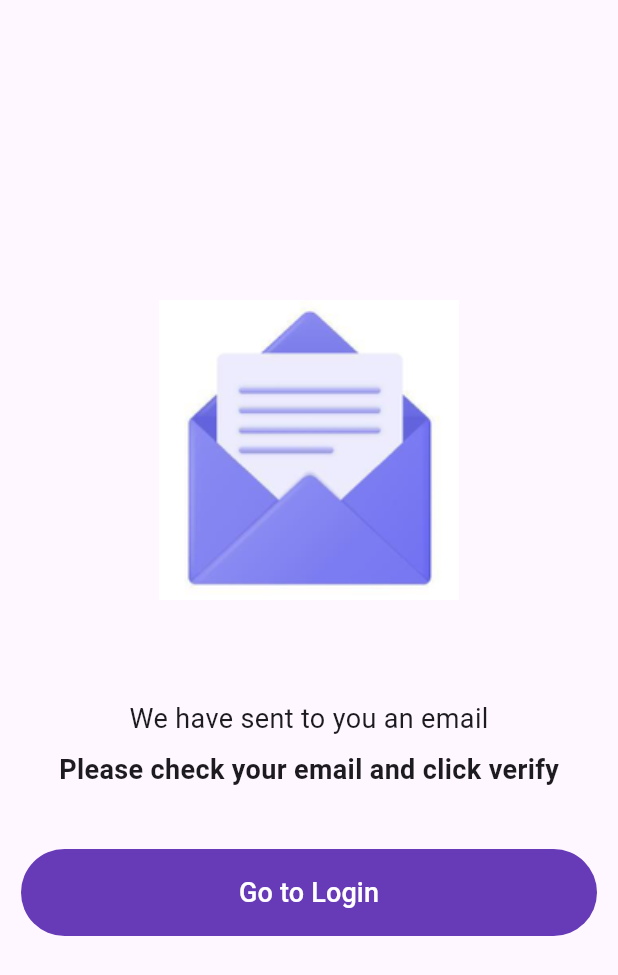
After one commit to vvlong1801/capstone_mobile, a Flutter app: the VerifyPage screen opened by its route, on a phone screen of 412 x 824 dp. The commit adds this screen. Shown: the top 975 px of the screen. Run offline on Flutter 3.47's test engine with Material 2 defaults, Android fonts, the phone set to English and light mode, and no system bars; our stand-ins replace fl_chart, flutter_heatmap_calendar, flutter_local_notifications, flutter_riverpod, go_router, just_audio and 2 more; accounts and stored records are empty; network calls fail.

Commit message:
add register

```diff
--- a/lib/core/router/go_router_provider.dart
+++ b/lib/core/router/go_router_provider.dart
@@ -13,6 +13,7 @@ import 'package:user_side_final_project/screens/auth/first_login/fill_profile.da
 import 'package:user_side_final_project/screens/auth/guest.dart';
 import 'package:user_side_final_project/screens/auth/login.dart';
 import 'package:user_side_final_project/screens/auth/register.dart';
+import 'package:user_side_final_project/screens/auth/verify.dart';
 import 'package:user_side_final_project/screens/explore/detail_challenge.dart';
 import 'package:user_side_final_project/screens/explore/explore.dart';
 import 'package:user_side_final_project/screens/explore/join_success.dart';
@@ -60,6 +61,11 @@ final goRouterProvider = Provider<GoRouter>((ref) {
           path: "/register",
           name: registerRoute,
           builder: (context, state) => RegisterPage(),
+        ),
+        GoRoute(
+          path: "/verify",
+          name: verifyRoute,
+          builder: (context, state) => VerifyPage(),
         ),
         ShellRoute(
             navigatorKey: _shellNavigatorKey,
--- a/lib/core/router/name_route.dart
+++ b/lib/core/router/name_route.dart
@@ -1,6 +1,7 @@
 const String guestRoute = 'guest';
 const String loginRoute = 'login';
 const String registerRoute = 'register';
+const String verifyRoute = 'verify';
 const String homeRoute = 'home';
 
 const String myPlanRoute = 'my_plan';
--- a/lib/layouts/widgets/app_bar_widget.dart
+++ b/lib/layouts/widgets/app_bar_widget.dart
@@ -20,7 +20,7 @@ class _AppBarWidgetState extends ConsumerState<AppBarWidget> {
   Widget build(BuildContext context) {
     return AppBar(
       title: Text(
-        "Demo",
+        "Detail Session",
         style: TextStyle(color: Colors.black87),
       ),
       leading: GoRouter.of(context).canPop()
--- a/lib/main.dart
+++ b/lib/main.dart
@@ -1,9 +1,13 @@
 import 'package:flutter/material.dart';
 import 'package:flutter_riverpod/flutter_riverpod.dart';
+import 'package:user_side_final_project/core/notifications/local_notification.dart';
 
 import 'app.dart';
 
-void main() {
+void main() async {
+  WidgetsFlutterBinding.ensureInitialized();
+  await LocalNotificationService().intialize();
+
   runApp(ProviderScope(
     child: MyApp(),
   ));
--- a/lib/providers/auth/auth_controller.dart
+++ b/lib/providers/auth/auth_controller.dart
@@ -1,5 +1,6 @@
 import 'dart:async';
 
+import 'package:flutter/foundation.dart';
 import 'package:flutter_riverpod/flutter_riverpod.dart';
 import 'package:shared_preferences/shared_preferences.dart';
 import 'package:user_side_final_project/models/profile.dart';
@@ -11,16 +12,21 @@ class AuthNotifier extends AsyncNotifier<void> {
 
   late SharedPreferences _prefs;
   bool isAuthenticated = false;
-  late String errorMessage;
+  String errorMessage = "";
+  String emailRegister = "";
 
-  Future<void> register(String name, String email, String password,
-      String passwordConfirmation) async {
+  Future<void> register(
+      {required String name,
+      required String email,
+      required String password,
+      required String passwordConfirmation}) async {
     try {
-      String token = await authService.register(
-          name, email, password, passwordConfirmation);
-      await _prefs.setString("access_token", token);
-      isAuthenticated = true;
+      emailRegister = _maskEmail(email);
+      debugPrint(email);
+      await authService.register(name, email, password, passwordConfirmation);
+      debugPrint("register success");
     } catch (e) {
+      errorMessage = e.toString();
       rethrow;
     }
   }
@@ -52,6 +58,18 @@ class AuthNotifier extends AsyncNotifier<void> {
 
   @override
   FutureOr<void> build() async => await authenticate();
+
+  String _maskEmail(String email) {
+    if (email.length <= 2) {
+      return email;
+    }
+
+    String maskedEmail = email.substring(0, 2);
+    maskedEmail += '**';
+    maskedEmail += email.substring(email.indexOf('@'));
+
+    return maskedEmail;
+  }
 }
 
 final authController =
--- a/lib/screens/auth/first_login/choose_weight.dart
+++ b/lib/screens/auth/first_login/choose_weight.dart
@@ -79,7 +79,7 @@ class _ChooseWeightPageState extends ConsumerState<ChooseWeightPage> {
                                   .setWeight(value);
                             },
                             childDelegate: ListWheelChildBuilderDelegate(
-                                childCount: 70,
+                                childCount: 200,
                                 builder: (context, index) {
                                   return Center(
                                     child: Text(
--- /dev/null
+++ b/lib/screens/auth/verify.dart
@@ -0,0 +1,79 @@
+import 'package:flutter/material.dart';
+import 'package:flutter_riverpod/flutter_riverpod.dart';
+import 'package:go_router/go_router.dart';
+import 'package:user_side_final_project/core/router/name_route.dart';
+import 'package:user_side_final_project/providers/auth/auth_controller.dart';
+
+class VerifyPage extends ConsumerWidget {
+  const VerifyPage({super.key});
+
+  @override
+  Widget build(BuildContext context, WidgetRef ref) {
+    final email = ref.read(authController.notifier).emailRegister;
+    return Scaffold(
+      body: SafeArea(
+          child: Padding(
+        padding: const EdgeInsets.symmetric(horizontal: 14, vertical: 200),
+        child: Column(
+          children: [
+            SizedBox(
+              height: 200,
+              width: 200,
+              child: Image.asset(
+                "assets/images/email.png",
+                fit: BoxFit.cover,
+              ),
+            ),
+            Center(
+              child: Text(
+                email,
+                style:
+                    const TextStyle(fontSize: 18, fontWeight: FontWeight.w700),
+              ),
+            ),
+            const SizedBox(
+              height: 40,
+            ),
+            const Center(
+              child: Text(
+                "We have sent to you an email",
+                style: TextStyle(fontSize: 18),
+              ),
+            ),
+            const SizedBox(
+              height: 8,
+            ),
+            const Center(
+              child: Text(
+                "Please check your email and click verify",
+                style: TextStyle(fontSize: 18, fontWeight: FontWeight.w700),
+              ),
+            ),
+            const SizedBox(
+              height: 40,
+            ),
+            TextButton(
+                style: const ButtonStyle(
+                    backgroundColor:
+                        MaterialStatePropertyAll(Colors.deepPurple)),
+                onPressed: () {
+                  GoRouter.of(context).goNamed(guestRoute);
+                },
+                child: const Center(
+                  child: Padding(
+                    padding: EdgeInsets.symmetric(vertical: 8),
+                    child: Text(
+                      "Go to Login",
+                      style: TextStyle(
+                          color: Colors.white,
+                          fontSize: 18,
+                          fontWeight: FontWeight.w500),
+                    ),
+                  ),
+                ))
+          ],
+        ),
+      )),
+    );
+  }
+}
```
Also changed, not shown: lib/core/http/base_client.dart (+13 -7 lines), lib/core/notifications/local_notification.dart (+32 -30 lines), lib/screens/auth/register.dart (+78 -74 lines), lib/screens/explore/detail_challenge.dart (+17 -15 lines), lib/screens/my_plan/schedule.dart (+10 -10 lines), lib/screens/setting/reminder_setting.dart (+6 -6 lines), lib/services/auth_service.dart (+5 -8 lines), assets/images/email.png (added), pubspec.lock.
